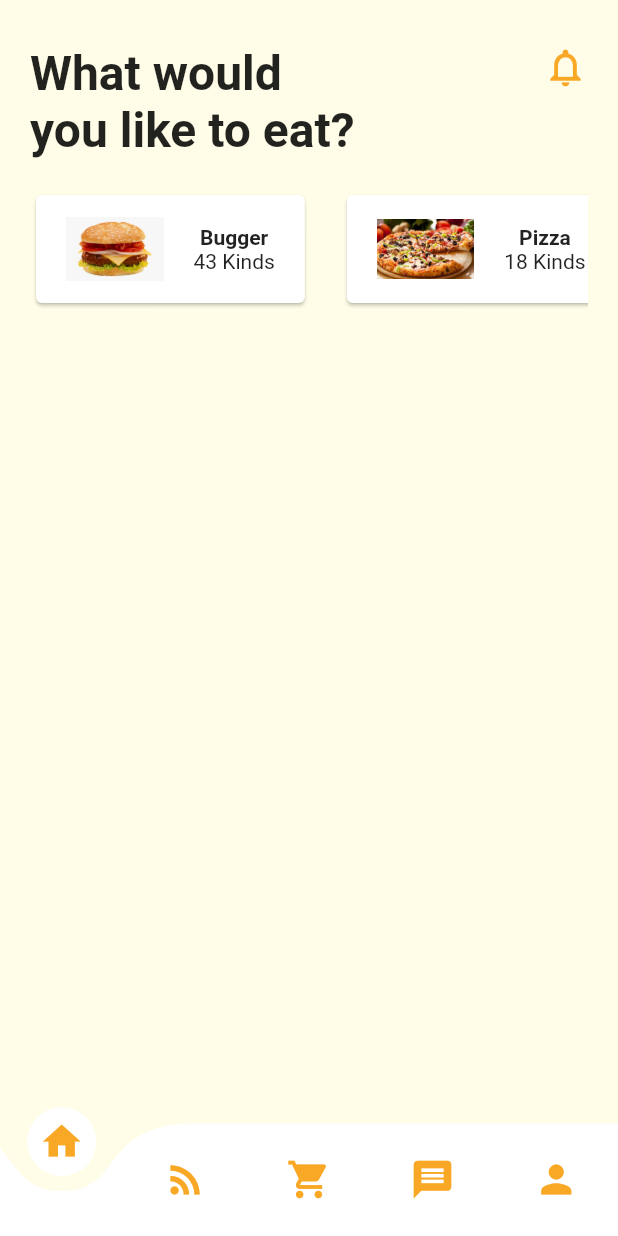
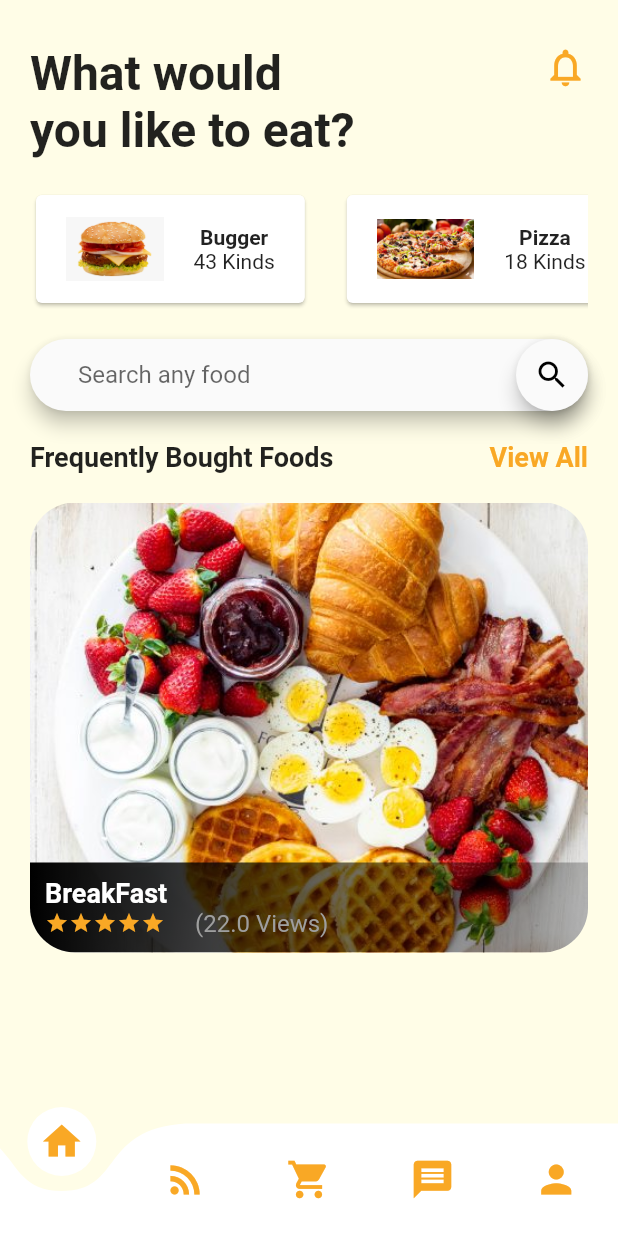
Before and after one commit to GayanPerera95/Food-Delivery-App, a Flutter app: the screen it shows after launch, on a phone screen of 412 x 824 dp. Run offline on Flutter 3.47's test engine with Material 2 defaults, Android fonts, the phone set to English and light mode, and no system bars; drawn by our look-alikes of curved_navigation_bar.

Commit message:
Search and bought food

```diff
--- a/lib/Screens/DashBoard/home_screen.dart
+++ b/lib/Screens/DashBoard/home_screen.dart
@@ -4,9 +4,12 @@ import 'package:food_delivery/Screens/DashBoard/account.dart';
 import 'package:food_delivery/Screens/DashBoard/cart.dart';
 import 'package:food_delivery/Screens/DashBoard/chat.dart';
 import 'package:food_delivery/Screens/DashBoard/feed.dart';
+import 'package:food_delivery/Screens/Widgets/bought_foods.dart';
 import 'package:food_delivery/Screens/Widgets/food_category.dart';
 import 'package:food_delivery/Screens/Widgets/home_top_info.dart';
+import 'package:food_delivery/Screens/Widgets/search_feild.dart';
 import 'package:food_delivery/constants.dart';
+
 
 class HomeScreen extends StatefulWidget {
   @override
@@ -23,6 +26,34 @@ class _HomeScreenState extends State<HomeScreen> {
         children: <Widget>[
           HomeTopInfo(),
           FoodCategory(),
+          SearchField(),
+          SizedBox(height: 20.0,),
+          Row(
+            mainAxisAlignment:  MainAxisAlignment.spaceBetween,
+            children: <Widget>[
+              Text("Frequently Bought Foods",
+               style: TextStyle(
+                fontSize: 18.0,
+                fontWeight: FontWeight.bold,
+                 ),
+              ),
+              GestureDetector(
+                onTap: (){},
+
+              child:Text("View All",
+               style: TextStyle(
+                 fontSize: 18.0,
+                 fontWeight: FontWeight.bold,
+                 color: kPromaryColour
+               ),
+              ),
+              )
+            ],
+          ),
+          SizedBox(height: 20.0,),
+          Container(
+            child: BoughtFoods(),
+          )
         ],
       ),
 
--- /dev/null
+++ b/lib/Screens/Widgets/bought_foods.dart
@@ -0,0 +1,85 @@
+
+import 'package:flutter/material.dart';
+import 'package:food_delivery/constants.dart';
+
+class BoughtFoods extends StatefulWidget {
+  @override
+  _BoughtFoodsState createState() => _BoughtFoodsState();
+}
+
+class _BoughtFoodsState extends State<BoughtFoods> {
+
+  Widget build(BuildContext context) {
+    return ClipRRect(
+      borderRadius: BorderRadius.circular(30.0),
+      child: Stack(
+      children: <Widget>[
+        Container(
+          height: 300.0,
+          width: 430.0,
+
+          child: Image.asset("assets/images/breakfast.jpg", fit: BoxFit.cover),
+        ),
+        Positioned(
+         left: 0.0,
+         bottom: 0.0,
+         child:Container(
+          height: 60.0,
+          width: 430.0,
+          decoration: BoxDecoration(
+            gradient: LinearGradient(
+              colors: [
+                Colors.black, Colors.black12
+              ],
+
+              ),
+          ),
+          ),
+        ),
+
+        Positioned(
+          left: 10.0,
+          bottom: 10.0,
+          child: Row(
+           children: <Widget>[
+             Column(
+               crossAxisAlignment: CrossAxisAlignment.start,
+
+           children: <Widget>[
+            Text("BreakFast",
+              style: TextStyle(
+              color: Colors.white,
+              fontSize: 18.0,
+              fontWeight: FontWeight.bold,
+               ),
+              ),
+
+           Row(
+            children: <Widget>[
+              Icon(Icons.star, color: kPromaryColour,size: 16.0,),
+              Icon(Icons.star, color: kPromaryColour,size: 16.0,),
+              Icon(Icons.star, color: kPromaryColour,size: 16.0,),
+              Icon(Icons.star, color: kPromaryColour,size: 16.0,),
+              Icon(Icons.star, color: kPromaryColour,size: 16.0,),
+              SizedBox(width: 20.0,),
+              Text("(22.0 Views)",
+              style: TextStyle(
+                color: Colors.grey,
+                fontSize: 16.0,
+              )
+                 ),
+                ],
+              ),
+
+            ],
+          ),
+
+          ]
+          ),
+        ),
+      ]
+    ),
+    );
+
+  }
+}
--- /dev/null
+++ b/lib/Screens/Widgets/search_feild.dart
@@ -0,0 +1,26 @@
+import 'package:flutter/material.dart';
+
+class SearchField extends StatelessWidget {
+  Widget build(BuildContext context) {
+    return Container(
+      margin: EdgeInsets.only(top: 20.0),
+      child: Material(
+        elevation: 5.0,
+        borderRadius: BorderRadius.circular(30.0),
+        child: TextField(
+        decoration: InputDecoration(
+          contentPadding: EdgeInsets.symmetric(horizontal: 32.0, vertical: 14.0),
+          hintText: "Search any food",
+          suffixIcon: Material(
+            elevation: 5.0,
+            borderRadius: BorderRadius.circular(30.0),
+            child: Icon(Icons.search,
+           color: Colors.black,
+          ),
+          ),
+          border: InputBorder.none
+      ),
+        ),
+    ));
+  }
+}
--- a/pubspec.yaml
+++ b/pubspec.yaml
@@ -29,3 +29,4 @@ flutter:
     - assets/images/signin.png
     - assets/images/bugger.png
     - assets/images/pizza.jpg
+    - assets/images/breakfast.jpg
```
Also changed, not shown: assets/images/breakfast.jpg (added).
